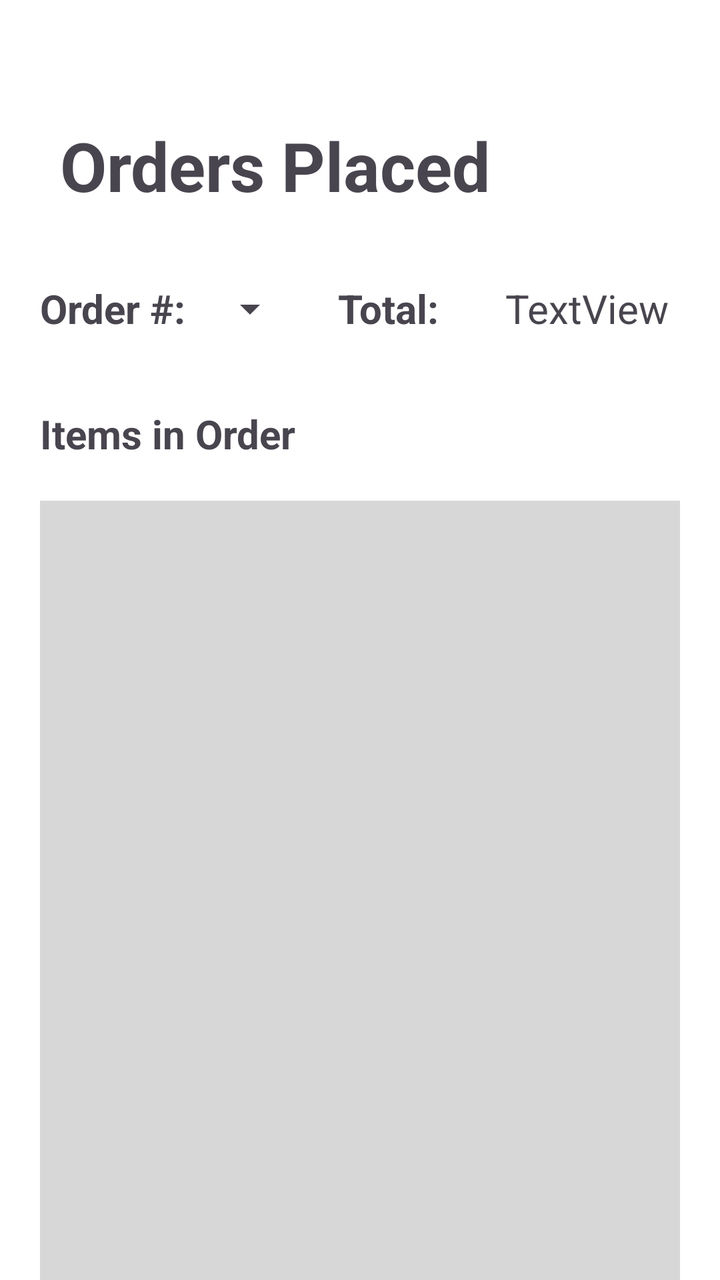
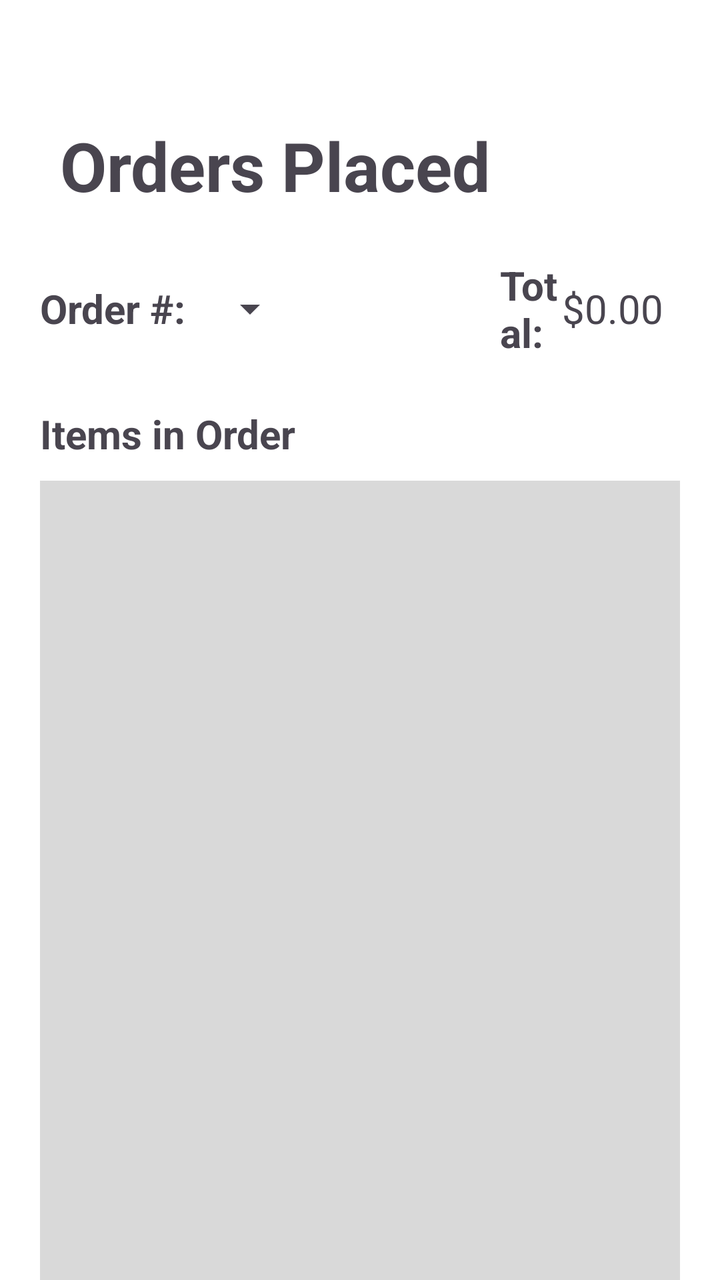

Compare the two renders of this Android layout. The source of the first and the diff that turns it into the second are given below.
<!-- AndroidManifest.xml: application theme Theme.Software_Meth_5 -->
<!-- res/layout/activity_order.xml -->
<?xml version="1.0" encoding="utf-8"?>
<LinearLayout xmlns:android="http://schemas.android.com/apk/res/android"
    xmlns:app="http://schemas.android.com/apk/res-auto"
    android:layout_width="match_parent"
    android:layout_height="match_parent"
    android:background="#FFFFFF"
    android:orientation="vertical">

    <LinearLayout
        android:layout_width="match_parent"
        android:layout_height="wrap_content"
        android:layout_marginTop="60dp"
        android:orientation="horizontal">

        <TextView
            android:id="@+id/textView16"
            android:layout_width="wrap_content"
            android:layout_height="wrap_content"
            android:layout_marginLeft="30dp"
            android:layout_marginBottom="10dp"
            android:layout_weight="1"
            android:text="Orders Placed"
            android:textSize="34sp"
            android:textStyle="bold" />
    </LinearLayout>

    <LinearLayout
        android:layout_width="match_parent"
        android:layout_height="78dp"
        android:layout_marginBottom="10dp"
        android:orientation="horizontal">

        <LinearLayout
            android:layout_width="wrap_content"
            android:layout_height="match_parent"
            android:orientation="horizontal">

            <TextView
                android:id="@+id/textView19"
                android:layout_width="81dp"
                android:layout_height="wrap_content"
                android:layout_gravity="center"
                android:layout_marginLeft="20dp"
                android:text="Order #:"
                android:textSize="20sp"
                android:textStyle="bold" />

            <Spinner
                android:id="@+id/spinner"
                android:layout_width="wrap_content"
                android:layout_height="50dp"
                android:layout_gravity="center" />
        </LinearLayout>

        <LinearLayout
            android:layout_width="219dp"
            android:layout_height="match_parent"
            android:orientation="horizontal">

            <TextView
                android:id="@+id/textView17"
                android:layout_width="wrap_content"
                android:layout_height="wrap_content"
                android:layout_gravity="center"
                android:layout_marginLeft="20dp"
                android:layout_weight="1"
                android:text="Total:"
                android:textSize="20sp"
                android:textStyle="bold" />

            <TextView
                android:id="@+id/textView17"
                android:layout_width="wrap_content"
                android:layout_height="wrap_content"
                android:layout_gravity="center"
                android:layout_weight="1"
                android:text="TextView"
                android:textSize="20sp" />

        </LinearLayout>
    </LinearLayout>

    <TextView
        android:id="@+id/textView18"
        android:layout_width="match_parent"
        android:layout_height="wrap_content"
        android:layout_marginLeft="20dp"
        android:text="Items in Order"
        android:textSize="20sp"
        android:textStyle="bold" />

    <ScrollView
        android:layout_width="match_parent"
        android:layout_height="424dp"
        android:layout_marginLeft="20dp"
        android:layout_marginTop="20dp"
        android:layout_marginRight="20dp"
        android:background="#D7D7D7">

        <ListView
            android:layout_width="match_parent"
            android:layout_height="wrap_content" />
    </ScrollView>

    <Button
        android:id="@+id/button4"
        android:layout_width="match_parent"
        android:layout_height="wrap_content"
        android:layout_marginLeft="50dp"
        android:layout_marginTop="20dp"
        android:layout_marginRight="50dp"
        android:backgroundTint="#9B3131"
        android:text="Delete Order" />

    <com.google.android.material.bottomnavigation.BottomNavigationView
        android:id="@+id/bottomNav"
        android:layout_width="match_parent"
        android:layout_height="100dp"
        android:layout_marginTop="20dp"
        android:background="#FFFFFF"
        android:visibility="visible"
        app:elevation="15dp">

        <LinearLayout
            android:layout_width="match_parent"
            android:layout_height="100dp"
            android:background="#FFFFFF"
            android:elevation="10dp"
            android:gravity="center"
            android:orientation="horizontal"
            android:padding="10dp">

            <ImageView
                android:id="@+id/menuIcon"
                android:layout_width="wrap_content"
                android:layout_height="wrap_content"
                android:layout_marginRight="20dp"
                android:background="#FFFFFF"
                android:contentDescription="Menu"
                android:padding="20dp"
                app:srcCompat="@drawable/menu" />

            <ImageView
                android:id="@+id/bagIcon"
                android:layout_width="wrap_content"
                android:layout_height="wrap_content"
                android:contentDescription="Bag"
                android:padding="20dp"
                app:srcCompat="@drawable/cart" />

            <ImageView
                android:id="@+id/orderIcon"
                android:layout_width="wrap_content"
                android:layout_height="120dp"
                android:layout_marginLeft="20dp"
                android:contentDescription="Orders"
                android:padding="20dp"
                app:srcCompat="@drawable/order" />
        </LinearLayout>

    </com.google.android.material.bottomnavigation.BottomNavigationView>

</LinearLayout>
<!-- resources referenced by this layout -->
<resources>
  <!-- drawable cart: png bitmap (drawable, 1204 bytes) -->
  <!-- drawable menu: png bitmap (drawable, 811 bytes) -->
  <!-- drawable order: png bitmap (drawable, 701 bytes) -->
  <style name="Theme.Software_Meth_5" parent="Base.Theme.Software_Meth_5" />
  <style name="Base.Theme.Software_Meth_5" parent="Theme.Material3.DayNight.NoActionBar">
          
          
      </style>
</resources>

<!-- the commit's change to res/layout/activity_order.xml (unified diff, before → after) -->
@@ -31,7 +31,7 @@
         android:orientation="horizontal">
 
         <LinearLayout
-            android:layout_width="wrap_content"
+            android:layout_width="230dp"
             android:layout_height="match_parent"
             android:orientation="horizontal">
 
@@ -46,20 +46,20 @@
                 android:textStyle="bold" />
 
             <Spinner
-                android:id="@+id/spinner"
+                android:id="@+id/orderNumSpinner"
                 android:layout_width="wrap_content"
                 android:layout_height="50dp"
                 android:layout_gravity="center" />
         </LinearLayout>
 
         <LinearLayout
-            android:layout_width="219dp"
+            android:layout_width="match_parent"
             android:layout_height="match_parent"
             android:orientation="horizontal">
 
             <TextView
-                android:id="@+id/textView17"
-                android:layout_width="wrap_content"
+                android:id="@+id/orderText"
+                android:layout_width="3dp"
                 android:layout_height="wrap_content"
                 android:layout_gravity="center"
                 android:layout_marginLeft="20dp"
@@ -69,12 +69,12 @@
                 android:textStyle="bold" />
 
             <TextView
-                android:id="@+id/textView17"
+                android:id="@+id/orderPrice"
                 android:layout_width="wrap_content"
                 android:layout_height="wrap_content"
                 android:layout_gravity="center"
                 android:layout_weight="1"
-                android:text="TextView"
+                android:text="$0.00"
                 android:textSize="20sp" />
 
         </LinearLayout>
@@ -89,21 +89,17 @@
         android:textSize="20sp"
         android:textStyle="bold" />
 
-    <ScrollView
+    <ListView
+        android:id="@+id/orderListView"
         android:layout_width="match_parent"
-        android:layout_height="424dp"
+        android:layout_height="436dp"
         android:layout_marginLeft="20dp"
-        android:layout_marginTop="20dp"
+        android:layout_marginTop="10dp"
         android:layout_marginRight="20dp"
-        android:background="#D7D7D7">
-
-        <ListView
-            android:layout_width="match_parent"
-            android:layout_height="wrap_content" />
-    </ScrollView>
+        android:background="#D9D9D9" />
 
     <Button
-        android:id="@+id/button4"
+        android:id="@+id/deleteOrder"
         android:layout_width="match_parent"
         android:layout_height="wrap_content"
         android:layout_marginLeft="50dp"
